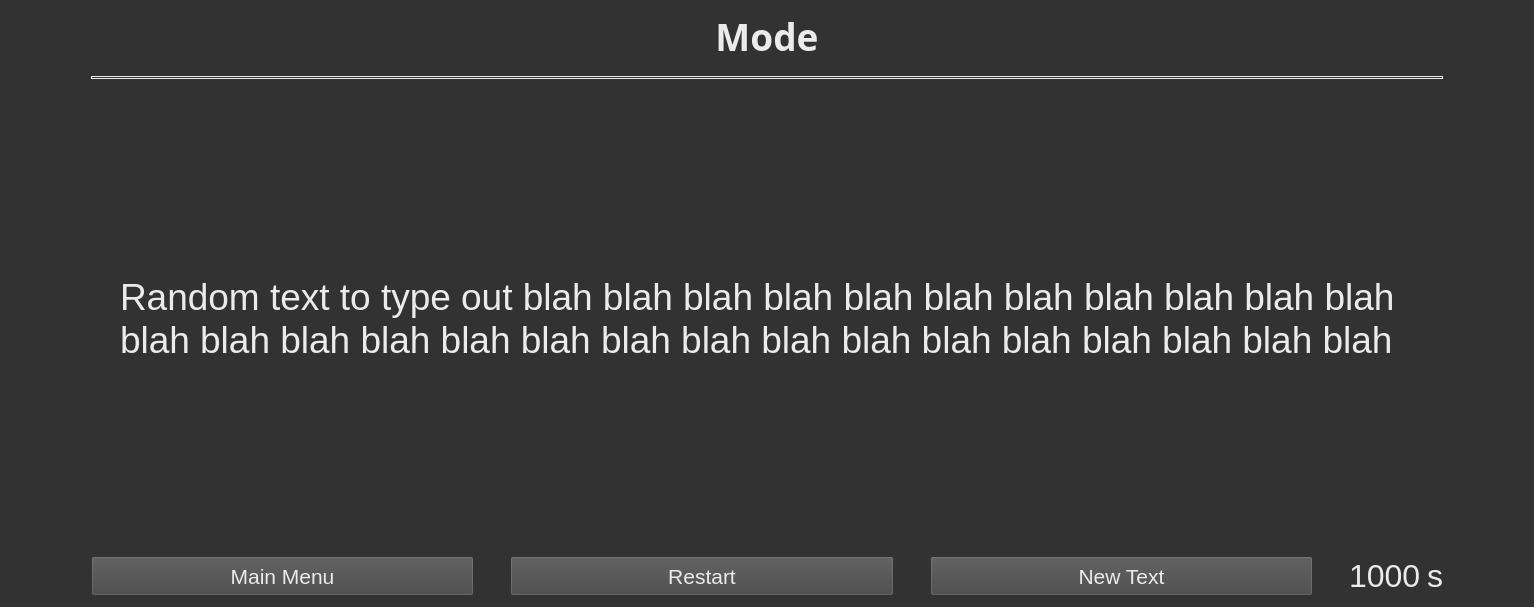
Old version of the form speed-typer/source_ui/typingWindow.ui in the repository Rolv-Apneseth/ps-typer.
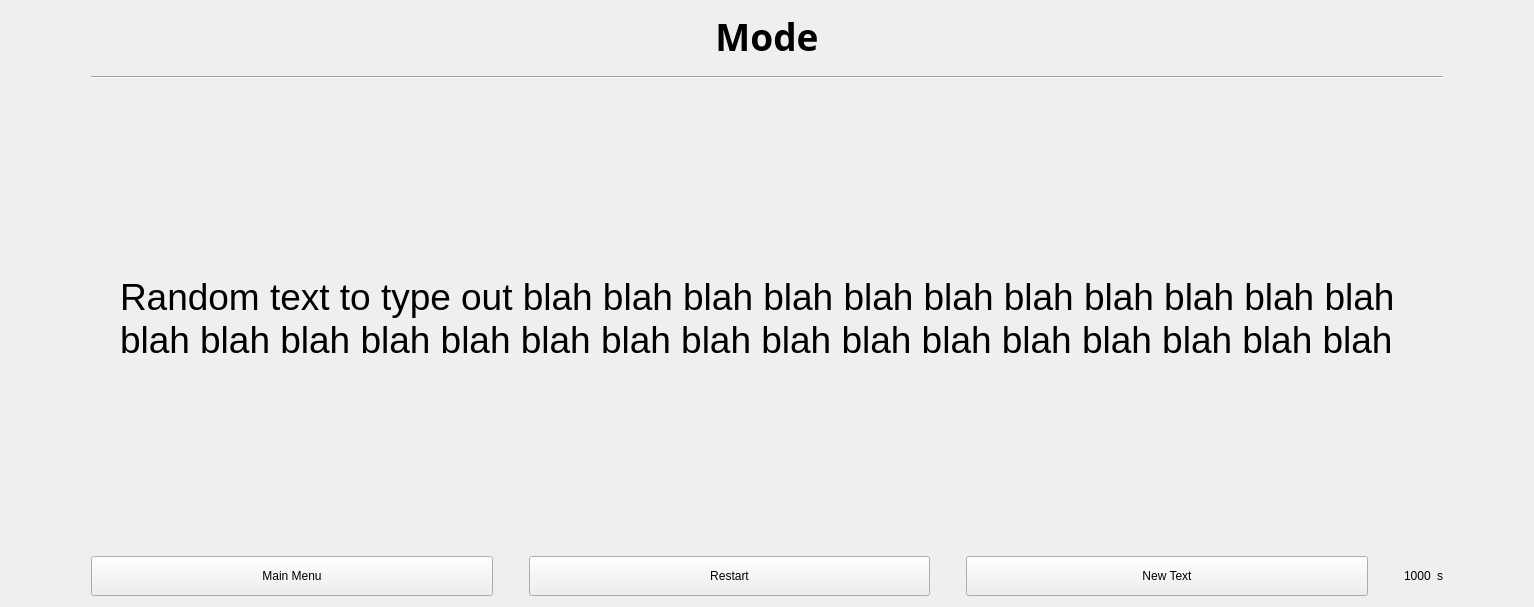
New version of the form.

Commit message: Removed stylesheets from ui files other than the main ui file as they don't need to each have the same stylesheet

```diff
--- a/speed-typer/source_ui/typingWindow.ui
+++ b/speed-typer/source_ui/typingWindow.ui
@@ -13,35 +13,6 @@
   <property name="windowTitle">
    <string>Typing window</string>
   </property>
-  <property name="styleSheet">
-   <string notr="true">QWidget {
-	background: rgb(50, 50, 50);
-	color: rgb(235, 235, 235);
-	font-size: 24pt;
-}
-
-QFrame {	
-	border: 1px solid rgb(235, 235, 235);
-}
-
-QPushButton, QComboBox {	
-	background: rgb(70, 70, 70);
-	font-size: 16pt;
-}
-
-QPushButton::hover, QComboBox::hover {
-	background: rgb(90, 90, 90)
-}
-
-QLabel {
-	background: transparent;
-	border: none;
-}
-
-QFrame[frameShape=&quot;4&quot;] {
-    background-color: rgb(235, 235, 235);
-}</string>
-  </property>
   <layout class="QVBoxLayout" name="verticalLayout">
    <item>
     <widget class="QLabel" name="labelTitle">
```
The commit also changes 7 other files.
